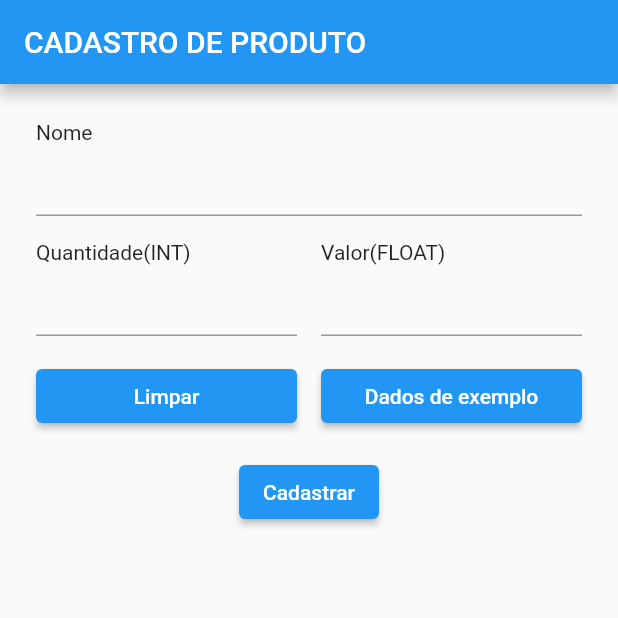
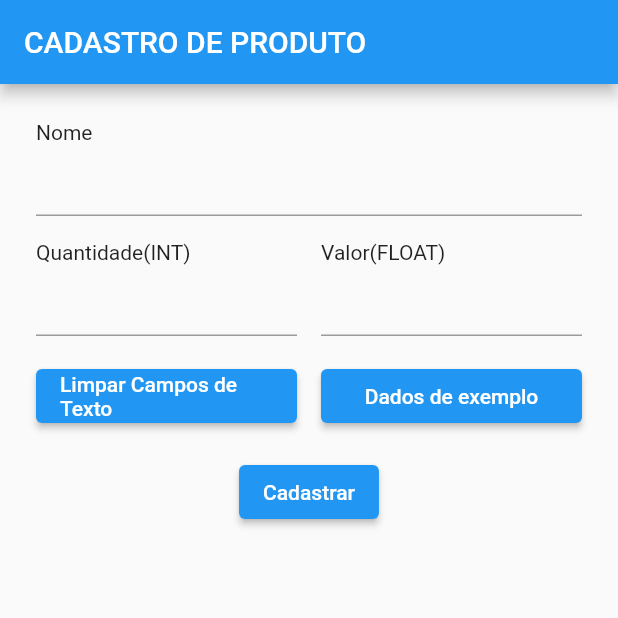
Before and after one commit to ErickBezerrar/POO-1, a Flutter app: the screen it shows after launch, on a phone screen of 412 x 824 dp, the top half of it. Run offline on Flutter 3.47's test engine with Material 2 defaults, Android fonts, the phone set to English and light mode, and no system bars; missing offline and left inert: myapp; key blocks and very long unbroken strings in the code were emptied for the run.

Commit message:
projeto flutter tarefa6 -> Botão: limpar campos de texto

```diff
--- a/tarefa6/lib/main.dart
+++ b/tarefa6/lib/main.dart
@@ -72,7 +72,7 @@ class MyApp extends StatelessWidget {
                   children: <Widget>[
                     Expanded(
                       child: ElevatedButton(
-                        child: Text('Limpar'),
+                        child: Text('Limpar Campos de Texto'),
                         onPressed: () {
                           _controladorNome.clear();
                           _controladorQuantidade.clear();
```
